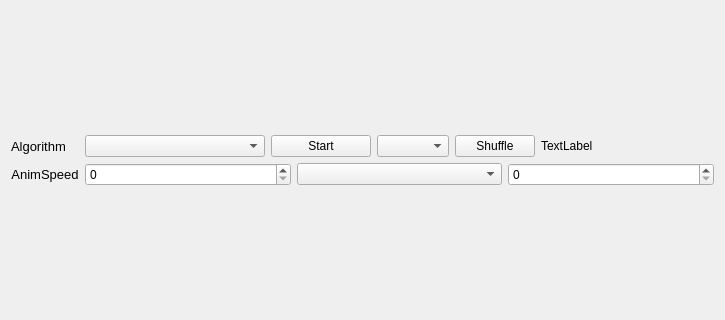
Old version of the form sorting-algorithm-visualization/mainwindow.ui in the repository keiorkt/Sorting-Algorithm-Visualization; both pictures show x 0 to 725 and y 189 to 509 of the 725 by 700 pixel window.
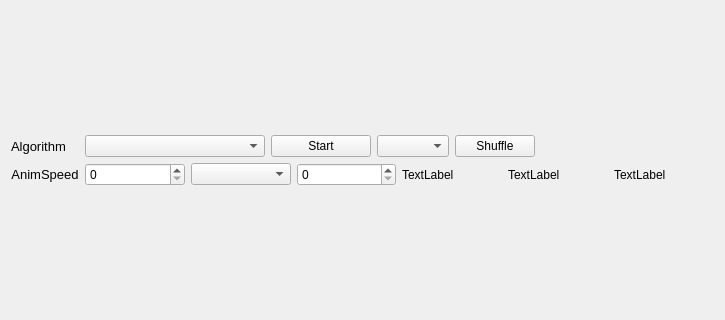
New version of the form.

```diff
--- a/sorting-algorithm-visualization/mainwindow.ui
+++ b/sorting-algorithm-visualization/mainwindow.ui
@@ -58,6 +58,16 @@
       </item>
       <item row="1" column="1">
        <layout class="QGridLayout" name="gridLayout_2">
+        <item row="0" column="2">
+         <widget class="QSpinBox" name="spinArraySize"/>
+        </item>
+        <item row="0" column="4">
+         <widget class="QLabel" name="labelChanged">
+          <property name="text">
+           <string>TextLabel</string>
+          </property>
+         </widget>
+        </item>
         <item row="0" column="0">
          <widget class="QSpinBox" name="spinAnimSpeed">
           <property name="sizePolicy">
@@ -74,11 +84,22 @@
           </property>
          </widget>
         </item>
+        <item row="0" column="3">
+         <widget class="QLabel" name="labelComparison">
+          <property name="text">
+           <string>TextLabel</string>
+          </property>
+         </widget>
+        </item>
         <item row="0" column="1">
          <widget class="QComboBox" name="comboPaintType"/>
         </item>
-        <item row="0" column="2">
-         <widget class="QSpinBox" name="spinArraySize"/>
+        <item row="0" column="5">
+         <widget class="QLabel" name="labelExecTime">
+          <property name="text">
+           <string>TextLabel</string>
+          </property>
+         </widget>
         </item>
        </layout>
       </item>
@@ -134,13 +155,6 @@
           </property>
          </widget>
         </item>
-        <item row="0" column="5">
-         <widget class="QLabel" name="labelExecTime">
-          <property name="text">
-           <string>TextLabel</string>
-          </property>
-         </widget>
-        </item>
         <item row="0" column="0">
          <widget class="QComboBox" name="comboAlgos">
           <property name="sizePolicy">
```
Left out of the diff: 36 changed lines with no effect on the pictures.
